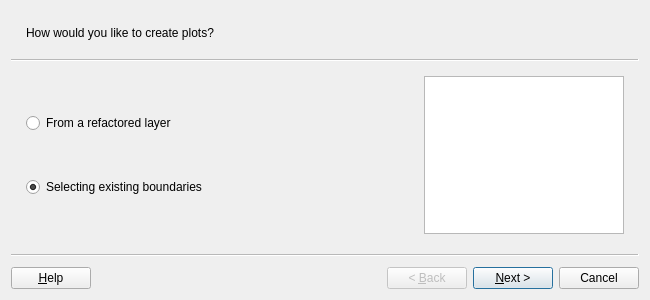
This is asistente_ladm_col/ui/wiz_create_plot_cadastre.ui in SwissTierrasColombia/Asistente-LADM-COL as Qt 5 draws it before an edit. The edited form follows.
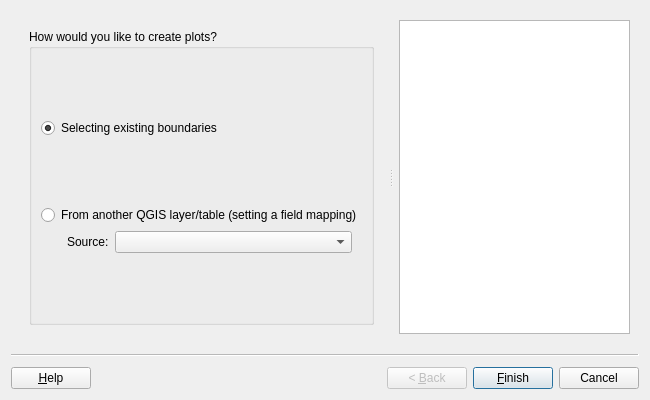
This is the edited form. Custom widgets are drawn as their Qt base class.

Commit message: [gui] Show ETL model from 'Create Plot' wizard

Patch:
```diff
--- a/asistente_ladm_col/ui/wiz_create_plot_cadastre.ui
+++ b/asistente_ladm_col/ui/wiz_create_plot_cadastre.ui
@@ -7,7 +7,7 @@
     <x>0</x>
     <y>0</y>
     <width>650</width>
-    <height>300</height>
+    <height>400</height>
    </rect>
   </property>
   <property name="cursor">
@@ -21,112 +21,38 @@
   </property>
   <widget class="QWizardPage" name="wizardPage1">
    <property name="subTitle">
-    <string>How would you like to create plots?</string>
+    <string/>
    </property>
    <layout class="QGridLayout" name="gridLayout">
     <item row="0" column="0">
-     <layout class="QVBoxLayout" name="verticalLayout">
-      <item>
-       <spacer name="verticalSpacer_3">
-        <property name="orientation">
-         <enum>Qt::Vertical</enum>
-        </property>
-        <property name="sizeHint" stdset="0">
-         <size>
-          <width>20</width>
-          <height>33</height>
-         </size>
-        </property>
-       </spacer>
-      </item>
-      <item>
-       <widget class="QRadioButton" name="rad_plot_from_refactored">
-        <property name="toolTip">
-         <string>Use an input layer (probably the output of Refactor Fields algorithm in QGIS Processing) to copy features from</string>
-        </property>
-        <property name="text">
-         <string>From a refactored layer</string>
-        </property>
-        <property name="checked">
-         <bool>false</bool>
-        </property>
-       </widget>
-      </item>
-      <item>
-       <spacer name="verticalSpacer_2">
+     <widget class="QSplitter" name="splitter">
+      <property name="sizePolicy">
+       <sizepolicy hsizetype="Expanding" vsizetype="Expanding">
+        <horstretch>0</horstretch>
+        <verstretch>0</verstretch>
+       </sizepolicy>
+      </property>
         <property name="orientation">
-         <enum>Qt::Vertical</enum>
-        </property>
-        <property name="sizeHint" stdset="0">
-         <size>
-          <width>20</width>
-          <height>34</height>
-         </size>
-        </property>
-       </spacer>
-      </item>
-      <item>
-       <widget class="QRadioButton" name="rad_plot_from_boundaries">
-        <property name="enabled">
-         <bool>true</bool>
-        </property>
-        <property name="toolTip">
-         <string>Generate plot polygons from selected boundaries</string>
-        </property>
-        <property name="text">
-         <string>Selecting existing boundaries</string>
-        </property>
-        <property name="checkable">
-         <bool>true</bool>
-        </property>
-        <property name="checked">
-         <bool>true</bool>
-        </property>
-       </widget>
-      </item>
-      <item>
-       <spacer name="verticalSpacer">
-        <property name="orientation">
-         <enum>Qt::Vertical</enum>
-        </property>
-        <property name="sizeHint" stdset="0">
-         <size>
-          <width>20</width>
-          <height>29</height>
-         </size>
-        </property>
-       </spacer>
-      </item>
-     </layout>
-    </item>
-    <item row="0" column="1">
-     <widget class="QTextBrowser" name="txt_help_page_1">
-      <property name="maximumSize">
-       <size>
-        <width>200</width>
-        <height>16777215</height>
-       </size>
-      </property>
-      <property name="readOnly">
-       <bool>true</bool>
-      </property>
-      <property name="html">
-       <string>&lt;!DOCTYPE HTML PUBLIC &quot;-//W3C//DTD HTML 4.0//EN&quot; &quot;http://www.w3.org/TR/REC-html40/strict.dtd&quot;&gt;
-&lt;html&gt;&lt;head&gt;&lt;meta name=&quot;qrichtext&quot; content=&quot;1&quot; /&gt;&lt;style type=&quot;text/css&quot;&gt;
-p, li { white-space: pre-wrap; }
-&lt;/style&gt;&lt;/head&gt;&lt;body style=&quot; font-family:'Ubuntu'; font-size:11pt; font-weight:400; font-style:normal;&quot;&gt;
-&lt;p style=&quot;-qt-paragraph-type:empty; margin-top:0px; margin-bottom:0px; margin-left:0px; margin-right:0px; -qt-block-indent:0; text-indent:0px;&quot;&gt;&lt;br /&gt;&lt;/p&gt;&lt;/body&gt;&lt;/html&gt;</string>
-      </property>
-     </widget>
-    </item>
-   </layout>
-  </widget>
-  <widget class="QWizardPage" name="wizardPage2">
-   <property name="subTitle">
-    <string>Select the refactored plot layer</string>
+       <enum>Qt::Horizontal</enum>
+      </property>
+      <property name="handleWidth">
+       <number>16</number>
+      </property>
+      <widget class="QFrame" name="frame">
+       <property name="sizePolicy">
+        <sizepolicy hsizetype="Expanding" vsizetype="Expanding">
+         <horstretch>2</horstretch>
+         <verstretch>0</verstretch>
+        </sizepolicy>
    </property>
    <layout class="QGridLayout" name="gridLayout_2">
     <item row="0" column="0">
+         <widget class="QGroupBox" name="gbx_page_1">
+          <property name="title">
+           <string>How would you like to create plots?</string>
+          </property>
+          <layout class="QGridLayout" name="gridLayout_3">
+           <item row="0" column="0">
      <spacer name="verticalSpacer_4">
       <property name="orientation">
        <enum>Qt::Vertical</enum>
@@ -139,36 +65,15 @@
       </property>
      </spacer>
     </item>
-    <item row="0" column="1" rowspan="3">
-     <widget class="QTextBrowser" name="txt_help_page_2">
-      <property name="maximumSize">
-       <size>
-        <width>200</width>
-        <height>16777215</height>
-       </size>
-      </property>
-      <property name="html">
-       <string>&lt;!DOCTYPE HTML PUBLIC &quot;-//W3C//DTD HTML 4.0//EN&quot; &quot;http://www.w3.org/TR/REC-html40/strict.dtd&quot;&gt;
-&lt;html&gt;&lt;head&gt;&lt;meta name=&quot;qrichtext&quot; content=&quot;1&quot; /&gt;&lt;style type=&quot;text/css&quot;&gt;
-p, li { white-space: pre-wrap; }
-&lt;/style&gt;&lt;/head&gt;&lt;body style=&quot; font-family:'Ubuntu'; font-size:11pt; font-weight:400; font-style:normal;&quot;&gt;
-&lt;p style=&quot;-qt-paragraph-type:empty; margin-top:0px; margin-bottom:0px; margin-left:0px; margin-right:0px; -qt-block-indent:0; text-indent:0px;&quot;&gt;&lt;br /&gt;&lt;/p&gt;&lt;/body&gt;&lt;/html&gt;</string>
-      </property>
-     </widget>
-    </item>
     <item row="1" column="0">
-     <layout class="QFormLayout" name="formLayout">
-      <item row="0" column="0">
-       <widget class="QLabel" name="label">
+            <widget class="QRadioButton" name="rad_plot_from_boundaries">
         <property name="text">
-         <string>Copy features from</string>
-        </property>
-       </widget>
-      </item>
-      <item row="0" column="1">
-       <widget class="QgsMapLayerComboBox" name="mMapLayerComboBox"/>
-      </item>
-     </layout>
+              <string>Selecting existing boundaries</string>
+             </property>
+             <property name="checked">
+              <bool>true</bool>
+             </property>
+            </widget>
     </item>
     <item row="2" column="0">
      <spacer name="verticalSpacer_5">
@@ -182,6 +87,95 @@
        </size>
       </property>
      </spacer>
+           </item>
+           <item row="6" column="0">
+            <spacer name="verticalSpacer_6">
+             <property name="orientation">
+              <enum>Qt::Vertical</enum>
+             </property>
+             <property name="sizeHint" stdset="0">
+              <size>
+               <width>20</width>
+               <height>40</height>
+              </size>
+             </property>
+            </spacer>
+           </item>
+           <item row="4" column="0">
+            <layout class="QHBoxLayout" name="horizontalLayout_3">
+             <property name="leftMargin">
+              <number>26</number>
+             </property>
+             <property name="rightMargin">
+              <number>10</number>
+             </property>
+             <item>
+              <widget class="QLabel" name="lbl_refactor_source">
+               <property name="sizePolicy">
+                <sizepolicy hsizetype="Preferred" vsizetype="Preferred">
+                 <horstretch>0</horstretch>
+                 <verstretch>0</verstretch>
+                </sizepolicy>
+               </property>
+               <property name="text">
+                <string>Source:</string>
+               </property>
+              </widget>
+             </item>
+             <item>
+              <widget class="QgsMapLayerComboBox" name="mMapLayerComboBox">
+               <property name="sizePolicy">
+                <sizepolicy hsizetype="Expanding" vsizetype="Fixed">
+                 <horstretch>0</horstretch>
+                 <verstretch>0</verstretch>
+                </sizepolicy>
+               </property>
+               <property name="maximumSize">
+                <size>
+                 <width>300</width>
+                 <height>16777215</height>
+                </size>
+               </property>
+               <property name="allowEmptyLayer">
+                <bool>true</bool>
+               </property>
+               <property name="showCrs">
+                <bool>false</bool>
+               </property>
+              </widget>
+             </item>
+            </layout>
+           </item>
+           <item row="3" column="0">
+            <widget class="QRadioButton" name="rad_refactor">
+             <property name="enabled">
+              <bool>true</bool>
+             </property>
+             <property name="text">
+              <string>From another QGIS layer/table (setting a field mapping)</string>
+             </property>
+            </widget>
+           </item>
+          </layout>
+         </widget>
+        </item>
+       </layout>
+      </widget>
+      <widget class="QTextBrowser" name="txt_help_page_1">
+       <property name="sizePolicy">
+        <sizepolicy hsizetype="Expanding" vsizetype="Expanding">
+         <horstretch>0</horstretch>
+         <verstretch>0</verstretch>
+        </sizepolicy>
+       </property>
+       <property name="accessibleName">
+        <string/>
+       </property>
+       <property name="openLinks">
+        <bool>false</bool>
+       </property>
+      </widget>
+     </widget>
     </item>
    </layout>
   </widget>
```
Lines whose indentation alone changed are shown as unchanged. The commit also changes 2 other files.
